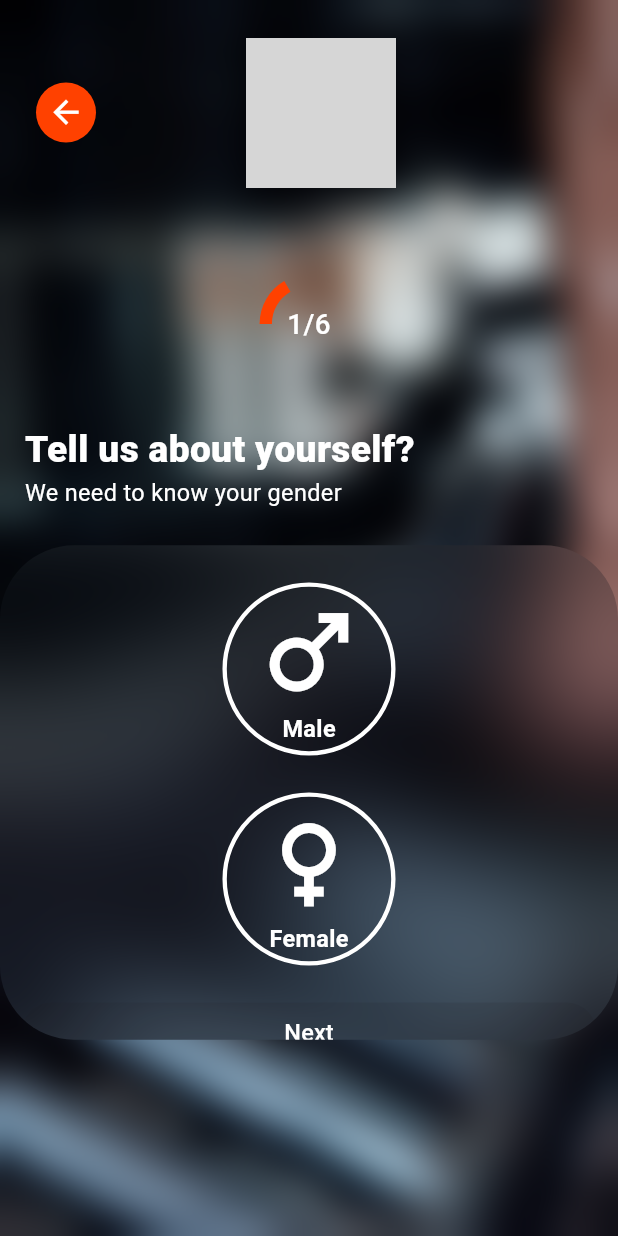
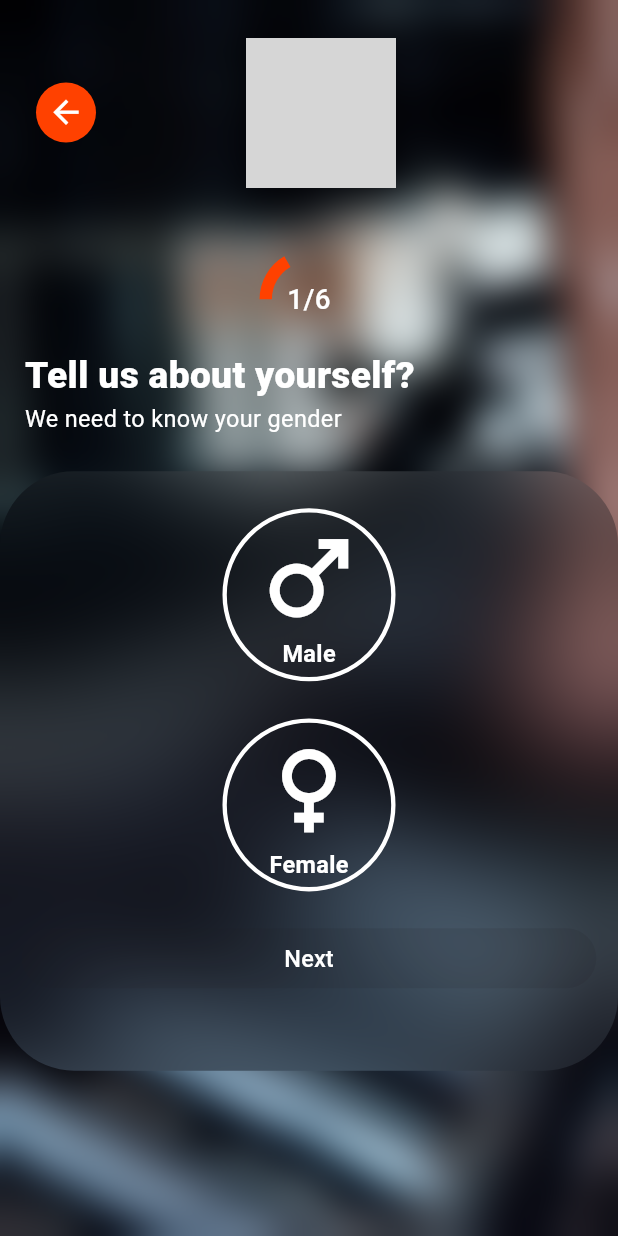
Before and after one commit to mohamedrefat909/fitness, a Flutter app: the screen it shows after launch, after a tap on "Ok", on a phone screen of 412 x 824 dp. Run offline on Flutter 3.47's test engine with Material 3 defaults, Android fonts, the phone set to English and light mode, and no system bars; drawn by our look-alikes of percent_indicator; our stand-ins replace dio, google_fonts, injectable, retrofit; generated files the repository leaves out were written again; grey boxes are pictures that could not be loaded.

Commit message:
fix(bodyMeasures):fix responsive issues

```diff
--- a/lib/features/measurments/select_gender.dart
+++ b/lib/features/measurments/select_gender.dart
@@ -49,8 +49,8 @@ class _SelectGenderState extends State<SelectGender> {
             ),
           ),
           Padding(
-            padding: EdgeInsets.symmetric(
-              vertical: screenHeight * .04,
+            padding: EdgeInsets.only(
+              top: screenHeight * .02,
             ),
             child: Center(
               child: RotatedBox(
@@ -106,7 +106,7 @@ class _SelectGenderState extends State<SelectGender> {
             child: BackdropFilter(
               filter: ImageFilter.blur(sigmaX: 35, sigmaY: 35),
               child: Container(
-                height: screenHeight * .4,
+                height: screenHeight * .485,
                 decoration: BoxDecoration(
                   borderRadius: BorderRadius.circular(screenWidth * 0.05),
                 ),
--- a/lib/features/measurments/wheel_widget.dart
+++ b/lib/features/measurments/wheel_widget.dart
@@ -83,7 +83,7 @@ class _WheelWidgetState extends State<WheelWidget> {
                   quarterTurns: 3,
                   child: ListWheelScrollView.useDelegate(
                     controller: _scrollController,
-                    itemExtent: screenHeight * 0.09,
+                    itemExtent: screenHeight * 0.12,
                     perspective: 0.003,
                     diameterRatio: 2.0,
                     physics: const FixedExtentScrollPhysics(),
```
